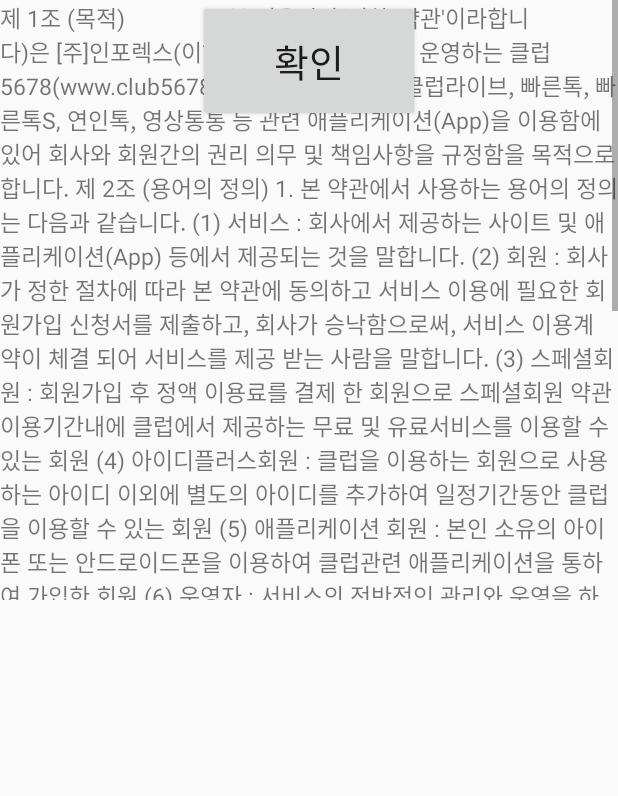
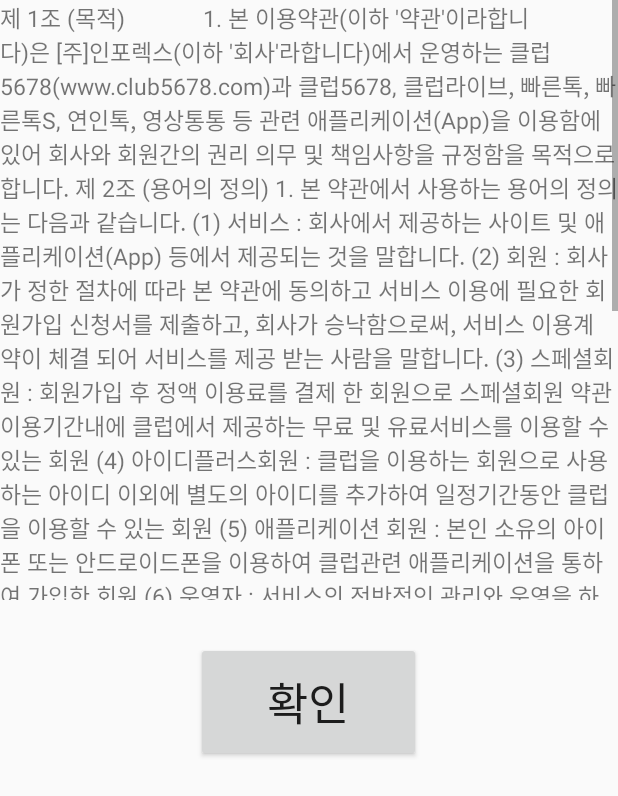
Before and after one commit to iptablecommandcode/Graduated_Work_User_Android, an Android app: the layout account_license.xml on its own in the app's theme, with its tools: preview values and no code run, on a phone screen of 412 x 824 dp. Shown: the top 796 px of the screen. Run offline under Robolectric (Android 15) with nearby library versions, the phone set to English and light mode, and no system bars.

Commit message:
확인버튼 재수정

```diff
--- a/app/src/main/res/layout/account_license.xml
+++ b/app/src/main/res/layout/account_license.xml
@@ -6,6 +6,7 @@
     android:layout_width="match_parent"
     android:layout_height="match_parent">
     <LinearLayout
+        android:id="@+id/linearLayout"
         android:layout_width="match_parent"
         android:layout_height="400dp"
         tools:ignore="MissingConstraints">
@@ -46,13 +47,15 @@
 
     <Button
         android:id="@+id/btnNewActivity"
-        android:layout_width="148dp"
-        android:layout_height="81dp"
+        android:layout_width="150dp"
+        android:layout_height="80dp"
+        android:layout_marginTop="428dp"
+        android:gravity="center"
         android:text="확인"
-        android:textSize="25dp"
+        android:textSize="30dp"
         app:layout_constraintEnd_toEndOf="parent"
+        app:layout_constraintHorizontal_bias="0.498"
         app:layout_constraintStart_toStartOf="parent"
-        tools:ignore="InvalidId,MissingConstraints"
-        tools:layout_editor_absoluteY="472dp" />
-
+        app:layout_constraintTop_toTopOf="@+id/linearLayout"
+        tools:ignore="InvalidId,MissingConstraints" />
 </androidx.constraintlayout.widget.ConstraintLayout>
```
Also changed, not shown: app/src/main/res/layout/account_license2.xml (+9 -5 lines), app/src/main/res/layout/account_license3.xml (+9 -5 lines).
